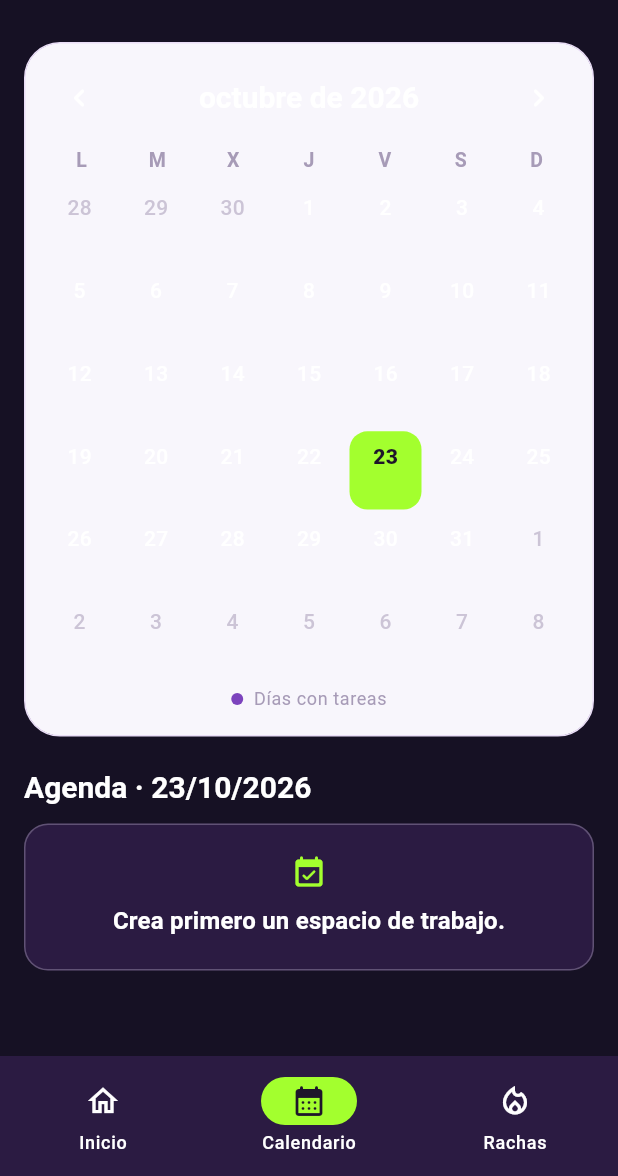
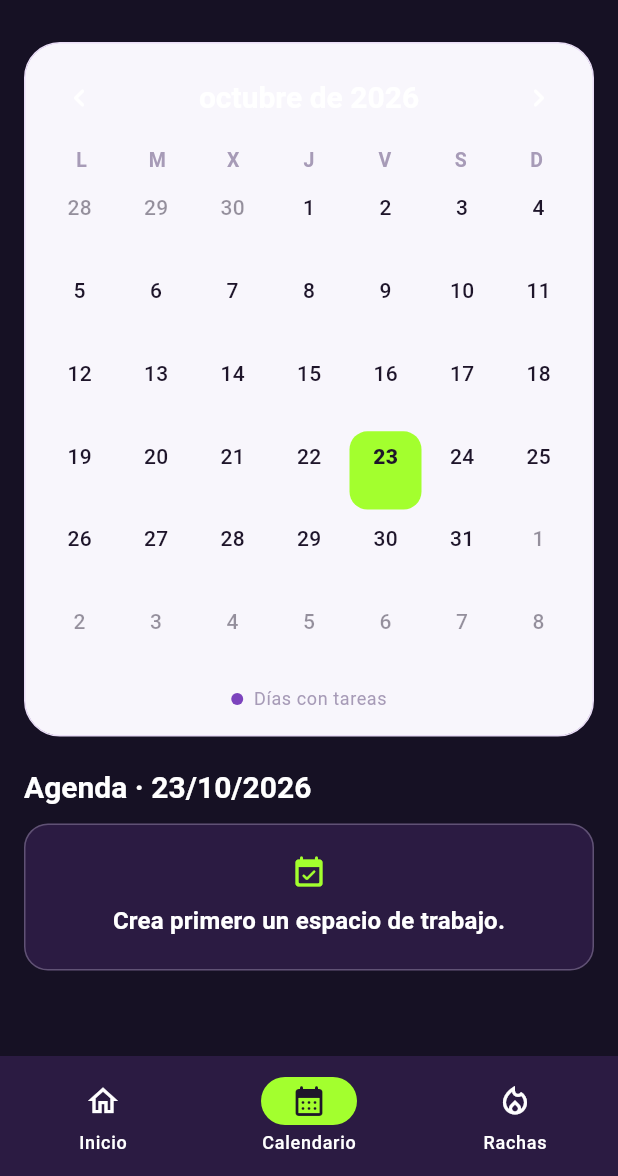
Before and after one commit to JoseMarca17/jota-parasite, a Flutter app: the screen it shows once a user with an empty profile is signed in, item 2 of the bottom bar chosen, on a phone screen of 412 x 824 dp, the part 60-1236 px from its top. Run offline on Flutter 3.47's test engine with Material 3 defaults, Android fonts, the phone set to English and light mode, and no system bars; our stand-ins replace supabase_flutter; accounts and stored records are empty; network calls fail.

Commit message:
fix: improve calendar day number contrast

```diff
--- a/lib/features/calendar/calendar_page.dart
+++ b/lib/features/calendar/calendar_page.dart
@@ -501,8 +501,8 @@ class _CalendarDayCell extends StatelessWidget {
     final foregroundColor = isSelected
         ? AppColors.textOnSurface
         : isCurrentMonth
-        ? AppColors.textPrimary
-        : AppColors.textSecondary.withValues(alpha: 0.55);
+        ? AppColors.textOnSurface
+        : AppColors.textOnSurface.withValues(alpha: 0.46);
 
     return Semantics(
       button: true,
```
